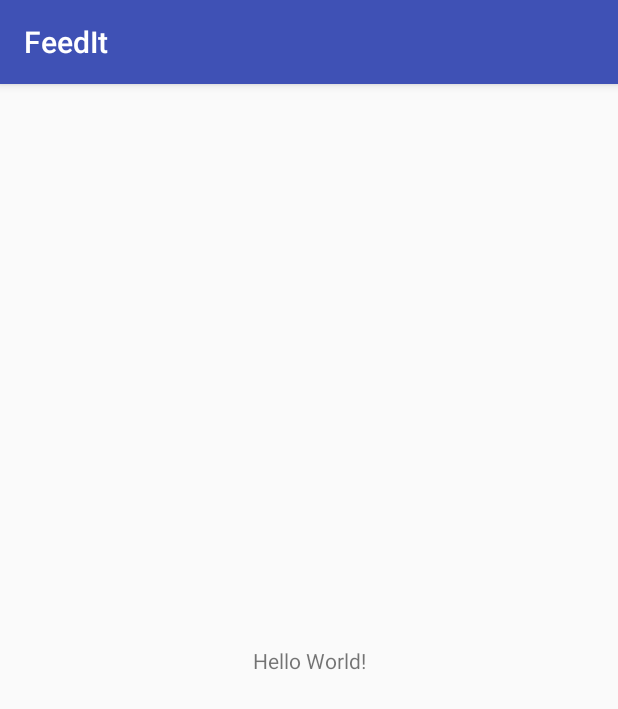
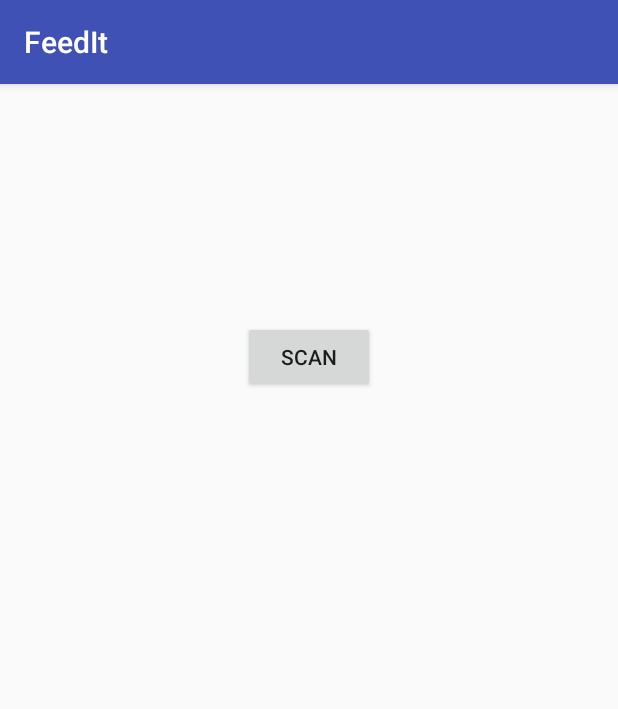
Before and after one commit to TSL-Playground/FeedIt, an Android app: the screen it shows after launch (MainActivity), on a phone screen of 412 x 824 dp. Shown: the top 709 px of the screen. Run offline under Robolectric (Android 15) with nearby library versions, the phone set to English and light mode, and no system bars; libraries missing offline, so code that uses them is left out: com.google.zxing.integration; 1 statement that could not run was skipped.

Commit message:
QR Scanner is added, and tested on the actual card size.

```diff
--- a/app/build.gradle
+++ b/app/build.gradle
@@ -20,9 +20,11 @@ android {
 
 dependencies {
     implementation fileTree(dir: 'libs', include: ['*.jar'])
-    implementation 'com.android.support:appcompat-v7:27.1.1'
+    implementation 'com.android.support:appcompat-v7:23.1.0'
     implementation 'com.android.support.constraint:constraint-layout:1.1.2'
     testImplementation 'junit:junit:4.12'
     androidTestImplementation 'com.android.support.test:runner:1.0.2'
     androidTestImplementation 'com.android.support.test.espresso:espresso-core:3.0.2'
+
+    implementation 'com.journeyapps:zxing-android-embedded:3.4.0'
 }
--- a/app/src/main/java/edu/mit/urop/playground/tsl/feedit/MainActivity.java
+++ b/app/src/main/java/edu/mit/urop/playground/tsl/feedit/MainActivity.java
@@ -1,13 +1,72 @@
 package edu.mit.urop.playground.tsl.feedit;
 
+import android.content.Intent;
+import android.support.v7.app.AlertDialog;
 import android.support.v7.app.AppCompatActivity;
 import android.os.Bundle;
+import android.view.View;
+import android.widget.Button;
+import android.widget.TextView;
+import android.widget.Toast;
 
-public class MainActivity extends AppCompatActivity {
+import com.google.zxing.integration.android.IntentIntegrator;
+import com.google.zxing.integration.android.IntentResult;
+
+import org.json.JSONException;
+import org.json.JSONObject;
+import org.w3c.dom.Text;
+
+public class MainActivity extends AppCompatActivity{
+
+    private TextView mQrCodeIdTw, mQrCodeTextTw;
+    private Button mScannerButton;
+    private IntentIntegrator qrScanner;
+
 
     @Override
     protected void onCreate(Bundle savedInstanceState) {
         super.onCreate(savedInstanceState);
         setContentView(R.layout.activity_main);
+
+        mScannerButton = findViewById(R.id.btn_scan);
+        mQrCodeIdTw = findViewById(R.id.tw_scan_situation_id);
+        mQrCodeTextTw = findViewById(R.id.tw_scan_situation_text);
+        qrScanner = new IntentIntegrator(this);
+
     }
+
+    public void onScanButtonClicked(View view){
+
+        qrScanner.initiateScan();
+    }
+
+    @Override
+    protected void onActivityResult(int requestCode, int resultCode, Intent data) {
+        IntentResult result = IntentIntegrator.parseActivityResult(requestCode, resultCode, data);
+        if (result != null) {
+            //if qrcode has nothing in it
+            if (result.getContents() == null) {
+                Toast.makeText(this, "Result Not Found", Toast.LENGTH_LONG).show();
+            } else {
+                //if qr contains data
+                try {
+                    //converting the data to json
+                    JSONObject obj = new JSONObject(result.getContents());
+                    //setting values to textviews
+                    mQrCodeIdTw.setText(obj.getString("id"));
+                    mQrCodeTextTw.setText(obj.getString("text"));
+                } catch (JSONException e) {
+                    e.printStackTrace();
+                    //if control comes here
+                    //that means the encoded format not matches
+                    //in this case you can display whatever data is available on the qrcode
+                    //to a toast
+                    Toast.makeText(this, result.getContents(), Toast.LENGTH_LONG).show();
+                }
+            }
+        } else {
+            super.onActivityResult(requestCode, resultCode, data);
+        }
+    }
+
 }
--- a/app/src/main/res/layout/activity_main.xml
+++ b/app/src/main/res/layout/activity_main.xml
@@ -1,18 +1,50 @@
 <?xml version="1.0" encoding="utf-8"?>
-<android.support.constraint.ConstraintLayout xmlns:android="http://schemas.android.com/apk/res/android"
-    xmlns:app="http://schemas.android.com/apk/res-auto"
+<LinearLayout xmlns:android="http://schemas.android.com/apk/res/android"
     xmlns:tools="http://schemas.android.com/tools"
     android:layout_width="match_parent"
     android:layout_height="match_parent"
-    tools:context=".MainActivity">
+    tools:context=".MainActivity"
+    android:orientation="vertical"
+    android:padding="16dp"
+    >
 
     <TextView
         android:layout_width="wrap_content"
         android:layout_height="wrap_content"
-        android:text="Hello World!"
-        app:layout_constraintBottom_toBottomOf="parent"
-        app:layout_constraintLeft_toLeftOf="parent"
-        app:layout_constraintRight_toRightOf="parent"
-        app:layout_constraintTop_toTopOf="parent" />
+        tools:text="Situation Id"
+        android:id="@+id/tw_scan_situation_id"
+        android:textAppearance="@style/TextAppearance.AppCompat.Title"
+        android:textColor="@color/colorPrimary"
+        android:textSize="22sp"
+        android:layout_marginBottom="36dp"
+        android:layout_gravity="center_horizontal"
+        android:layout_marginTop="16dp"
+        />
 
-</android.support.constraint.ConstraintLayout>
+    <TextView
+        android:id="@+id/tw_scan_situation_text"
+        android:layout_width="wrap_content"
+        android:layout_height="wrap_content"
+        tools:text="Situation Text"
+        android:textAppearance="@style/TextAppearance.AppCompat.Title"
+        android:textColor="@color/colorPrimary"
+        android:textSize="18sp"
+        android:layout_marginBottom="36dp"
+        android:layout_gravity="center_horizontal"
+
+
+        />
+
+
+    <Button
+        android:id="@+id/btn_scan"
+        android:text="Scan"
+        android:layout_width="wrap_content"
+        android:layout_height="wrap_content"
+        android:onClick="onScanButtonClicked"
+        android:padding="8dp"
+        android:layout_gravity="center_horizontal"
+
+        />
+
+</LinearLayout>
```
